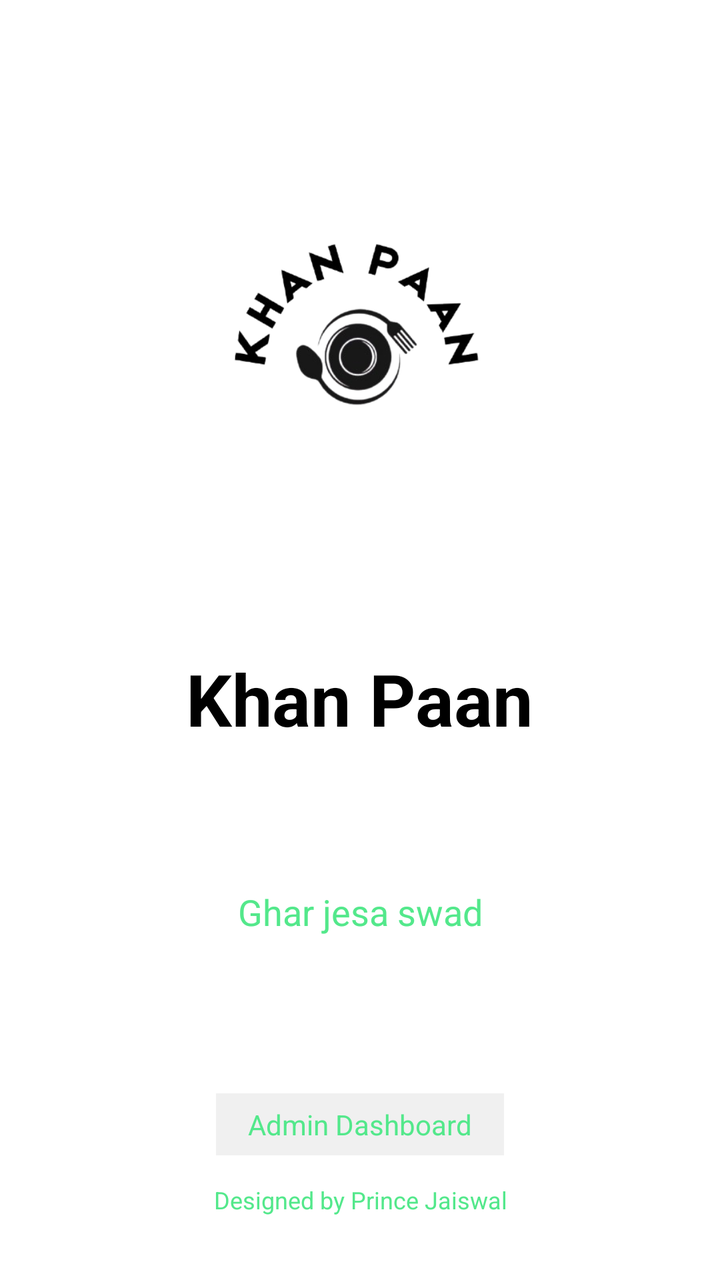
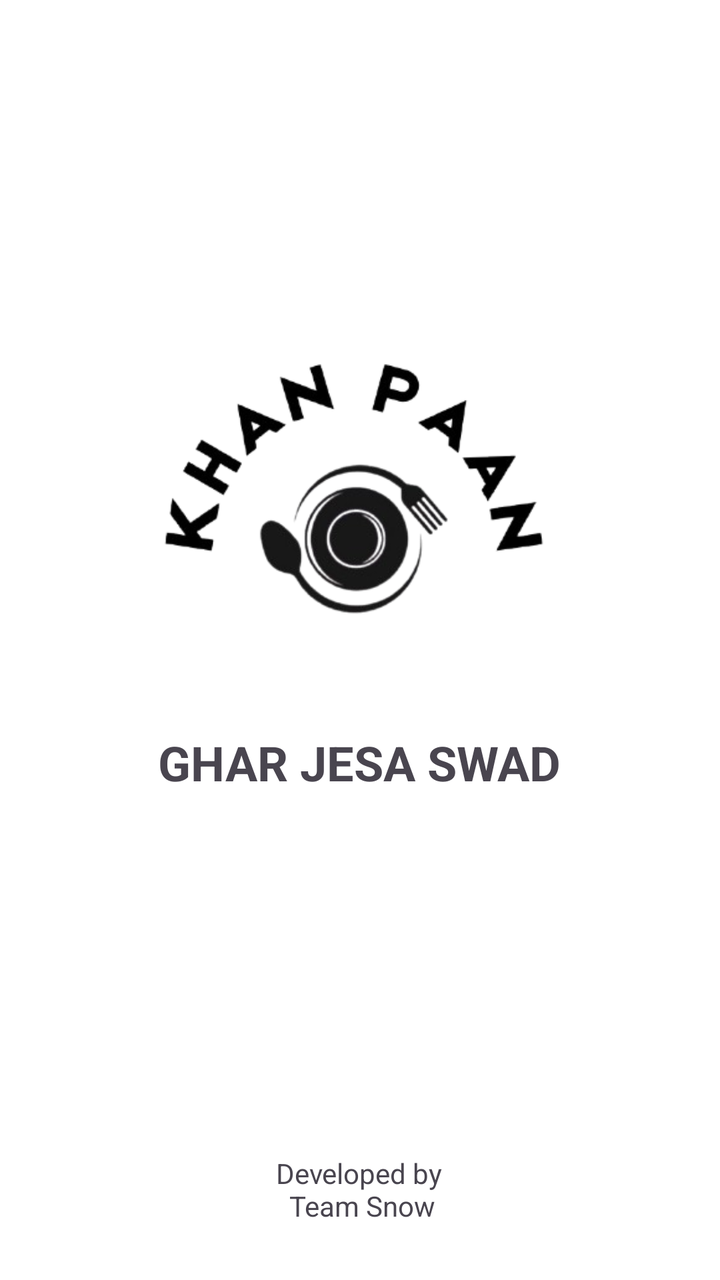

Two renders of the same Android screen: before a commit and after it. Below are the layout's source before the change and the commit's diff.
<!-- AndroidManifest.xml: activity theme Theme.Admin -->
<!-- res/layout/activity_splash_screen.xml -->
<?xml version="1.0" encoding="utf-8"?>
<androidx.constraintlayout.widget.ConstraintLayout
    xmlns:android="http://schemas.android.com/apk/res/android"
    xmlns:app="http://schemas.android.com/apk/res-auto"
    android:id="@+id/main"
    android:layout_width="match_parent"
    android:layout_height="match_parent"
    android:background="@color/white">

    
    <ImageView
        android:id="@+id/imageLogo"
        android:layout_width="200dp"
        android:layout_height="200dp"
        android:scaleType="fitCenter"
        android:src="@drawable/khan_paan_logo_remove_bg"
        app:layout_constraintEnd_toEndOf="parent"
        app:layout_constraintStart_toStartOf="parent"
        app:layout_constraintTop_toTopOf="parent"
        app:layout_constraintBottom_toTopOf="@+id/tvAppName"/>

    
    <TextView
        android:id="@+id/tvAppName"
        android:layout_width="wrap_content"
        android:layout_height="wrap_content"
        android:text="Khan Paan"
        android:textSize="36sp"
        android:textStyle="bold"
        android:textColor="@color/black"
        android:layout_marginBottom="8dp"
        app:layout_constraintEnd_toEndOf="parent"
        app:layout_constraintStart_toStartOf="parent"
        app:layout_constraintBottom_toTopOf="@+id/tvTagline"
        app:layout_constraintTop_toBottomOf="@+id/imageLogo"/>

    
    <TextView
        android:id="@+id/tvTagline"
        android:layout_width="wrap_content"
        android:layout_height="wrap_content"
        android:text="Ghar jesa swad"
        android:textSize="18sp"
        android:textColor="@color/textcolor"
        app:layout_constraintEnd_toEndOf="parent"
        app:layout_constraintStart_toStartOf="parent"
        app:layout_constraintTop_toBottomOf="@+id/tvAppName"
        app:layout_constraintBottom_toTopOf="@+id/tvAdminLabel"/>

    
    <TextView
        android:id="@+id/tvAdminLabel"
        android:layout_width="wrap_content"
        android:layout_height="wrap_content"
        android:text="Admin Dashboard"
        android:textSize="14sp"
        android:textColor="@color/textcolor"
        android:background="#F0F0F0"
        android:paddingStart="16dp"
        android:paddingEnd="16dp"
        android:paddingTop="6dp"
        android:paddingBottom="6dp"
        app:layout_constraintEnd_toEndOf="parent"
        app:layout_constraintStart_toStartOf="parent"
        app:layout_constraintTop_toBottomOf="@+id/tvTagline"
        app:layout_constraintBottom_toBottomOf="parent"
        android:layout_marginTop="16dp"/>

    
    <TextView
        android:id="@+id/designedby"
        android:layout_width="wrap_content"
        android:layout_height="wrap_content"
        android:text="Designed by Prince Jaiswal"
        android:textSize="12sp"
        android:textAlignment="center"
        android:textColor="@color/textcolor"
        android:layout_marginBottom="32dp"
        app:layout_constraintEnd_toEndOf="parent"
        app:layout_constraintStart_toStartOf="parent"
        app:layout_constraintBottom_toBottomOf="parent"/>

</androidx.constraintlayout.widget.ConstraintLayout>
<!-- resources referenced by this layout -->
<resources>
  <color name="black">#FF000000</color>
  <color name="textcolor">#53E88B</color>
  <color name="white">#FFFFFFFF</color>
  <!-- drawable khan_paan_logo_remove_bg: png bitmap (drawable, 42673 bytes) -->
  <style name="Theme.Admin" parent="Base.Theme.Admin" />
  <style name="Base.Theme.Admin" parent="Theme.Material3.DayNight.NoActionBar">
          <item name="colorPrimary">#4CAF50</item>
          <item name="colorPrimaryVariant">#388E3C</item>
          <item name="colorOnPrimary">@android:color/white</item>
          <item name="android:windowBackground">@color/white</item>
      </style>
</resources>

<!-- the commit's change to res/layout/activity_splash_screen.xml (unified diff, before → after) -->
@@ -1,83 +1,45 @@
 <?xml version="1.0" encoding="utf-8"?>
-<androidx.constraintlayout.widget.ConstraintLayout
-    xmlns:android="http://schemas.android.com/apk/res/android"
+<androidx.constraintlayout.widget.ConstraintLayout xmlns:android="http://schemas.android.com/apk/res/android"
     xmlns:app="http://schemas.android.com/apk/res-auto"
+    xmlns:tools="http://schemas.android.com/tools"
     android:id="@+id/main"
     android:layout_width="match_parent"
     android:layout_height="match_parent"
-    android:background="@color/white">
+    tools:context=".Splash_Screen">
 
-    
+    <TextView
+        android:id="@+id/textView"
+        android:layout_width="103dp"
+        android:layout_height="47dp"
+        android:layout_marginBottom="16dp"
+        android:text="Developed by\n Team Snow"
+        android:textAlignment="center"
+        android:textSize="14sp"
+        app:layout_constraintBottom_toBottomOf="parent"
+        app:layout_constraintEnd_toEndOf="parent"
+        app:layout_constraintHorizontal_bias="0.498"
+        app:layout_constraintStart_toStartOf="parent" />
+
+    <TextView
+        android:id="@+id/textView3"
+        android:layout_width="wrap_content"
+        android:layout_height="wrap_content"
+        android:text="GHAR JESA SWAD"
+        android:textSize="24sp"
+        android:textStyle="bold"
+        app:layout_constraintEnd_toEndOf="@+id/imageView11"
+        app:layout_constraintStart_toStartOf="@+id/imageView11"
+        app:layout_constraintTop_toBottomOf="@+id/imageView11" />
+
     <ImageView
-        android:id="@+id/imageLogo"
-        android:layout_width="200dp"
-        android:layout_height="200dp"
-        android:scaleType="fitCenter"
-        android:src="@drawable/khan_paan_logo_remove_bg"
+        android:id="@+id/imageView11"
+        android:layout_width="310dp"
+        android:layout_height="241dp"
+        android:layout_marginTop="124dp"
         app:layout_constraintEnd_toEndOf="parent"
+        app:layout_constraintHorizontal_bias="0.495"
         app:layout_constraintStart_toStartOf="parent"
         app:layout_constraintTop_toTopOf="parent"
-        app:layout_constraintBottom_toTopOf="@+id/tvAppName"/>
-
-    
-    <TextView
-        android:id="@+id/tvAppName"
-        android:layout_width="wrap_content"
-        android:layout_height="wrap_content"
-        android:text="Khan Paan"
-        android:textSize="36sp"
-        android:textStyle="bold"
-        android:textColor="@color/black"
-        android:layout_marginBottom="8dp"
-        app:layout_constraintEnd_toEndOf="parent"
-        app:layout_constraintStart_toStartOf="parent"
-        app:layout_constraintBottom_toTopOf="@+id/tvTagline"
-        app:layout_constraintTop_toBottomOf="@+id/imageLogo"/>
-
-    
-    <TextView
-        android:id="@+id/tvTagline"
-        android:layout_width="wrap_content"
-        android:layout_height="wrap_content"
-        android:text="Ghar jesa swad"
-        android:textSize="18sp"
-        android:textColor="@color/textcolor"
-        app:layout_constraintEnd_toEndOf="parent"
-        app:layout_constraintStart_toStartOf="parent"
-        app:layout_constraintTop_toBottomOf="@+id/tvAppName"
-        app:layout_constraintBottom_toTopOf="@+id/tvAdminLabel"/>
-
-    
-    <TextView
-        android:id="@+id/tvAdminLabel"
-        android:layout_width="wrap_content"
-        android:layout_height="wrap_content"
-        android:text="Admin Dashboard"
-        android:textSize="14sp"
-        android:textColor="@color/textcolor"
-        android:background="#F0F0F0"
-        android:paddingStart="16dp"
-        android:paddingEnd="16dp"
-        android:paddingTop="6dp"
-        android:paddingBottom="6dp"
-        app:layout_constraintEnd_toEndOf="parent"
-        app:layout_constraintStart_toStartOf="parent"
-        app:layout_constraintTop_toBottomOf="@+id/tvTagline"
-        app:layout_constraintBottom_toBottomOf="parent"
-        android:layout_marginTop="16dp"/>
-
-    
-    <TextView
-        android:id="@+id/designedby"
-        android:layout_width="wrap_content"
-        android:layout_height="wrap_content"
-        android:text="Designed by Prince Jaiswal"
-        android:textSize="12sp"
-        android:textAlignment="center"
-        android:textColor="@color/textcolor"
-        android:layout_marginBottom="32dp"
-        app:layout_constraintEnd_toEndOf="parent"
-        app:layout_constraintStart_toStartOf="parent"
-        app:layout_constraintBottom_toBottomOf="parent"/>
+        app:srcCompat="@drawable/khan_paan_logo_remove_bg" />
 
 </androidx.constraintlayout.widget.ConstraintLayout>
<!-- resource entries referenced after the edit -->
@@ -1,7 +1,5 @@
 <!-- resources referenced by this layout -->
 <resources>
-  <color name="black">#FF000000</color>
-  <color name="textcolor">#53E88B</color>
   <color name="white">#FFFFFFFF</color>
   <!-- drawable khan_paan_logo_remove_bg: png bitmap (drawable, 42673 bytes) -->
   <style name="Theme.Admin" parent="Base.Theme.Admin" />
